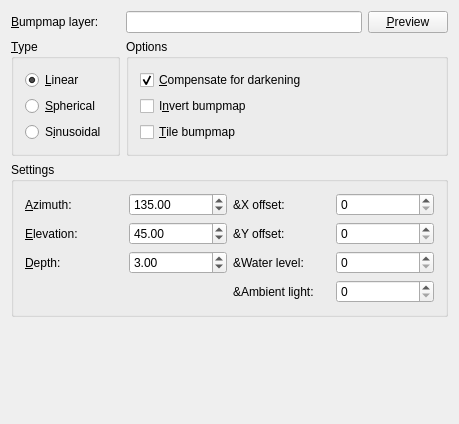
Before: the Qt Designer form krita/plugins/filters/bumpmap/wdgbumpmap.ui in KDE/krita, drawn with Qt 5.
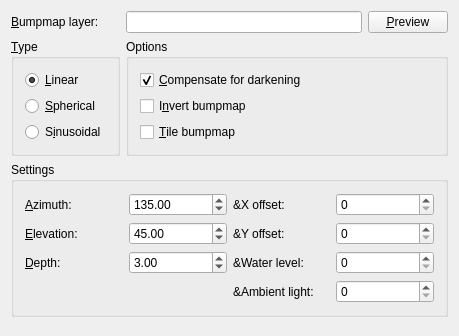
After: the same form once the commit is applied.

```diff
--- a/krita/plugins/filters/bumpmap/wdgbumpmap.ui
+++ b/krita/plugins/filters/bumpmap/wdgbumpmap.ui
@@ -6,7 +6,7 @@
     <x>0</x>
     <y>0</y>
     <width>459</width>
-    <height>424</height>
+    <height>336</height>
    </rect>
   </property>
   <layout class="QGridLayout" >
```
Left out of the diff: 2 changed lines with no effect on the pictures.
